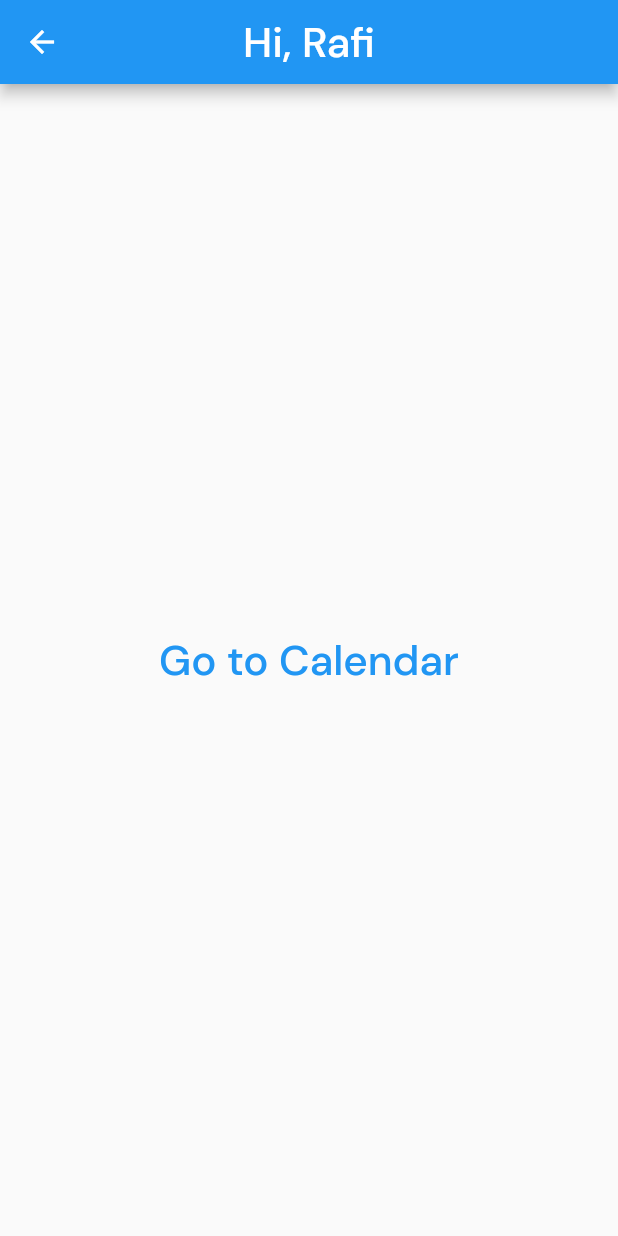
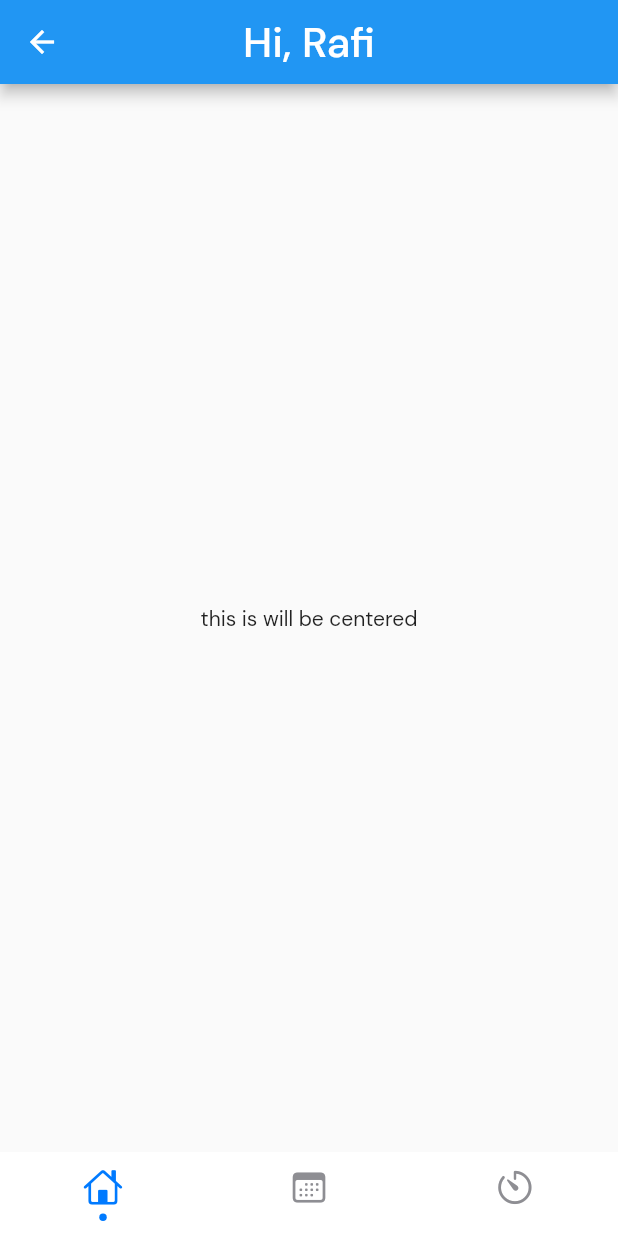
Before and after one commit to ahmadrafidev/habit-tracker, a Flutter app: the screen it shows after launch, after a tap on "Skip", on a phone screen of 412 x 824 dp. Run offline on Flutter 3.47's test engine with Material 2 defaults, Android fonts, the phone set to English and light mode, and no system bars; drawn by our look-alikes of persistent_bottom_nav_bar; our stand-ins replace circular_countdown_timer, google_fonts, rflutter_alert, table_calendar.

Commit message:
Finishing tabs screen. TODO: polishing home screen and logic in calendar screen

```diff
--- a/lib/main.dart
+++ b/lib/main.dart
@@ -1,16 +1,17 @@
 import 'package:flutter/material.dart';
 import 'package:habittracker/screens/tabs_screen.dart';
-
 import 'screens/starting_page_screen.dart';
 import 'screens/home_screen.dart';
 import 'screens/calendar_screen.dart';
 import 'screens/timer_screen.dart';
 
 void main() {
-  runApp(MyApp());
+  runApp(const MyApp());
 }
 
 class MyApp extends StatelessWidget {
+  const MyApp({Key? key}) : super(key: key);
+
   @override
   Widget build(BuildContext context) {
     return MaterialApp(
@@ -20,9 +21,10 @@ class MyApp extends StatelessWidget {
       title: 'Habit Tracker',
       home: StartingPage(),
       routes: {
-        HomeScreen.routeName: (ctx) => HomeScreen(),
-        CalendarScreen.routeName: (ctx) => CalendarScreen(),
-        TimerScreen.routeName: (ctx) => TimerScreen(),
+        TabsScreen.routeName : (ctx) => const TabsScreen(),
+        HomeScreen.routeName: (ctx) => const HomeScreen(),
+        CalendarScreen.routeName: (ctx) => const CalendarScreen(),
+        TimerScreen.routeName: (ctx) => const TimerScreen(),
       },
     );
   }
--- a/lib/screens/calendar_screen.dart
+++ b/lib/screens/calendar_screen.dart
@@ -72,14 +72,6 @@ class _CalendarScreenState extends State<CalendarScreen> {
                 }
                 ),
             ToDoList(_userTodo, _deleteTodo),
-            TextButton(
-                onPressed: () {
-                  Navigator.pushNamed(context, '/timer');
-                },
-                child: const Text(
-                  "Go TO TIMER",
-                  style: TextStyle(fontSize: 20),
-                )),
           ],
         ),
       ),
--- a/lib/screens/home_screen.dart
+++ b/lib/screens/home_screen.dart
@@ -1,10 +1,20 @@
 import 'package:flutter/material.dart';
+import 'package:habittracker/screens/calendar_screen.dart';
+import 'package:habittracker/screens/tabs_screen.dart';
+import 'package:habittracker/screens/timer_screen.dart';
 
-import '../widget/todo_list_main.dart';
+import './tabs_screen.dart';
 
-class HomeScreen extends StatelessWidget {
+class HomeScreen extends StatefulWidget {
   static const routeName = '/home';
 
+  const HomeScreen({Key? key}) : super(key: key);
+
+  @override
+  State<HomeScreen> createState() => _HomeScreenState();
+}
+
+class _HomeScreenState extends State<HomeScreen> {
   @override
   Widget build(BuildContext context) {
     return Scaffold(
@@ -18,24 +28,7 @@ class HomeScreen extends StatelessWidget {
           ),
         ),
       ),
-      body: Center(
-        child: Column(
-          mainAxisSize: MainAxisSize.min,
-          children: <Widget>[
-            TextButton(
-                onPressed: () {
-                  Navigator.pushNamed(context, '/calendar');
-                },
-                child: const Text(
-                  "Go to Calendar",
-                  style: TextStyle(
-                    fontSize: 28
-                  ),
-                )
-              )
-          ],
-        ),
-      ),
+      body: const Center(child: Text('this is will be centered')),
     );
   }
 }
--- a/lib/screens/starting_page_screen.dart
+++ b/lib/screens/starting_page_screen.dart
@@ -64,7 +64,7 @@ class StartingPage extends StatelessWidget {
             const SizedBox(height: 15),
             TextButton(
               onPressed: () {
-                Navigator.pushNamed(context, '/home');
+                Navigator.pushNamed(context, '/tabs_screen');
               },
               child: const Text(
                 'Skip',
--- a/lib/screens/tabs_screen.dart
+++ b/lib/screens/tabs_screen.dart
@@ -1,19 +1,40 @@
 import 'package:flutter/cupertino.dart';
 import 'package:flutter/material.dart';
+import 'package:habittracker/screens/calendar_screen.dart';
+import 'package:habittracker/screens/timer_screen.dart';
+import 'home_screen.dart';
+
 import 'package:persistent_bottom_nav_bar/persistent-tab-view.dart';
 
-import 'home_screen.dart';
-import 'calendar_screen.dart';
-import 'timer_screen.dart';
+class TabsScreen extends StatefulWidget {
+  static const routeName = '/tabs_screen';
 
-class TabsScreen extends StatelessWidget {
-  final _controller = PersistentTabController(initialIndex: 0);
+  const TabsScreen({Key? key}) : super(key: key);
 
-  TabsScreen({Key? key}) : super(key: key);
+  @override
+  State<TabsScreen> createState() => _TabsScreenState();
+}
 
+class _TabsScreenState extends State<TabsScreen> {
+  // int _selectedIndex = 0;
+
+  // static const List<Widget> _screens = <Widget>[
+  //   HomeScreen(),
+  //   CalendarScreen(),
+  //   TimerScreen()
+  // ];
+
+  // void _onItemTapped(int index) {
+  //   setState(() {
+  //     _selectedIndex = index;
+  //   });
+  // }
+
+  final PersistentTabController? _controller =
+      PersistentTabController(initialIndex: 0);
 
   List<Widget> _buildScreens() {
-    return [HomeScreen(), const CalendarScreen(), const TimerScreen()];
+    return [HomeScreen(), CalendarScreen(), TimerScreen()];
   }
 
   List<PersistentBottomNavBarItem> _navBarsItems() {
@@ -38,19 +59,38 @@ class TabsScreen extends StatelessWidget {
       ),
     ];
   }
-
   @override
   Widget build(BuildContext context) {
+    // return Scaffold(
+    //   body: Center(
+    //     child: _screens[_selectedIndex],
+    //   ),
+    //   bottomNavigationBar: BottomNavigationBar(
+    //       currentIndex: _selectedIndex,
+    //       onTap: _onItemTapped,
+    //       selectedItemColor: Colors.blueAccent,
+    //       items: const <BottomNavigationBarItem>[
+    //         BottomNavigationBarItem(icon: Icon(Icons.home), label: 'Home'),
+    //         BottomNavigationBarItem(
+    //             icon: Icon(Icons.calendar_today), label: 'Calendar'),
+    //         BottomNavigationBarItem(icon: Icon(Icons.timer), label: 'Timer'),
+    //       ]),
+    // );
+
     return PersistentTabView(
       context,
       controller: _controller,
       screens: _buildScreens(),
+      confineInSafeArea: true,
+      backgroundColor: Colors.white,
+      navBarStyle: NavBarStyle.style13,
       items: _navBarsItems(),
-      backgroundColor: const Color.fromRGBO(11, 128, 236, 1),
-      confineInSafeArea: true,
       handleAndroidBackButtonPress: true,
       resizeToAvoidBottomInset: true,
-      navBarStyle: NavBarStyle.style13,
+      stateManagement: true,
+      hideNavigationBarWhenKeyboardShows: true,
+      popActionScreens: PopActionScreensType.all,
+      popAllScreensOnTapOfSelectedTab: true,
     );
   }
 }
```
Also changed, not shown: pubspec.lock.
